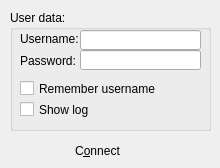
Above: stduserauth.ui from Securepoint/openvpn-client before the change. Below: the same form after it.
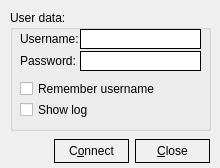
That is the form after the change. Icons and pictures are not drawn.

Patch:
```diff
--- a/stduserauth.ui
+++ b/stduserauth.ui
@@ -41,12 +41,17 @@
   <widget class="QPushButton" name="cmdOK">
    <property name="geometry">
     <rect>
-     <x>60</x>
+     <x>54</x>
      <y>139</y>
      <width>75</width>
      <height>24</height>
     </rect>
    </property>
+   <property name="styleSheet">
+    <string notr="true">:enabled {border: 1px solid black}
+:disabled {border: 1px solid black}
+:hover {background-color: rgb(195, 195, 195);}</string>
+   </property>
    <property name="text">
     <string>C&amp;onnect</string>
    </property>
@@ -61,14 +66,19 @@
   <widget class="QPushButton" name="cmdClose">
    <property name="geometry">
     <rect>
-     <x>138</x>
+     <x>135</x>
      <y>139</y>
      <width>75</width>
      <height>24</height>
     </rect>
    </property>
+   <property name="styleSheet">
+    <string notr="true">:enabled {border: 1px solid black}
+:disabled {border: 1px solid black}
+:hover {background-color: rgb(195, 195, 195);}</string>
+   </property>
    <property name="text">
-    <string/>
+    <string>&amp;Close</string>
    </property>
    <property name="icon">
     <iconset resource="systray.qrc">
@@ -76,7 +86,7 @@
    </property>
    <property name="iconSize">
     <size>
-     <width>30</width>
+     <width>16</width>
      <height>16</height>
     </size>
    </property>
@@ -126,21 +136,29 @@
     <property name="geometry">
      <rect>
       <x>70</x>
-      <y>20</y>
+      <y>19</y>
       <width>121</width>
       <height>20</height>
      </rect>
     </property>
+    <property name="styleSheet">
+     <string notr="true">:enabled {border: 1px solid black}
+:hover {border: 1px solid red; }</string>
+    </property>
    </widget>
    <widget class="QLineEdit" name="txtPwd">
     <property name="geometry">
      <rect>
       <x>70</x>
-      <y>40</y>
+      <y>41</y>
       <width>121</width>
       <height>20</height>
      </rect>
     </property>
+    <property name="styleSheet">
+     <string notr="true">:enabled {border: 1px solid black}
+:hover {border: 1px solid red; }</string>
+    </property>
    </widget>
    <widget class="QCheckBox" name="cbSavePassword">
     <property name="geometry">
@@ -151,6 +169,41 @@
       <height>19</height>
      </rect>
     </property>
+    <property name="styleSheet">
+     <string notr="true">QCheckBox { 
+spacing: 5px;
+}
+
+QCheckBox::indicator {
+width: 13px;
+height: 13px;
+}
+
+QCheckBox::indicator:unchecked:disabled {
+image: url(:/images/styles/checkbox_unchecked_dis.png);
+}
+
+QCheckBox::indicator:checked:disabled {
+image: url(:/images/styles/checkbox_checked_dis.png);
+}
+
+QCheckBox::indicator:unchecked:enabled {
+image: url(:/images/styles/checkbox_unchecked.png);
+}
+
+QCheckBox::indicator:checked:enabled {
+image: url(:/images/styles/checkbox_checked.png);
+}
+
+QCheckBox::indicator:unchecked:enabled:hover {
+image: url(:/images/styles/checkbox_unchecked_hover.png);
+}
+
+QCheckBox::indicator:checked:enabled:hover {
+image: url(:/images/styles/checkbox_checked_hover.png);
+}
+</string>
+    </property>
     <property name="text">
      <string>Remember username</string>
     </property>
@@ -164,6 +217,41 @@
       <height>19</height>
      </rect>
     </property>
+    <property name="styleSheet">
+     <string notr="true">QCheckBox { 
+spacing: 5px;
+}
+
+QCheckBox::indicator {
+width: 13px;
+height: 13px;
+}
+
+QCheckBox::indicator:unchecked:disabled {
+image: url(:/images/styles/checkbox_unchecked_dis.png);
+}
+
+QCheckBox::indicator:checked:disabled {
+image: url(:/images/styles/checkbox_checked_dis.png);
+}
+
+QCheckBox::indicator:unchecked:enabled {
+image: url(:/images/styles/checkbox_unchecked.png);
+}
+
+QCheckBox::indicator:checked:enabled {
+image: url(:/images/styles/checkbox_checked.png);
+}
+
+QCheckBox::indicator:unchecked:enabled:hover {
+image: url(:/images/styles/checkbox_unchecked_hover.png);
+}
+
+QCheckBox::indicator:checked:enabled:hover {
+image: url(:/images/styles/checkbox_checked_hover.png);
+}
+</string>
+    </property>
     <property name="text">
      <string>Show log</string>
     </property>
```
Left out of the diff: 2 changed lines with no effect on the pictures.
